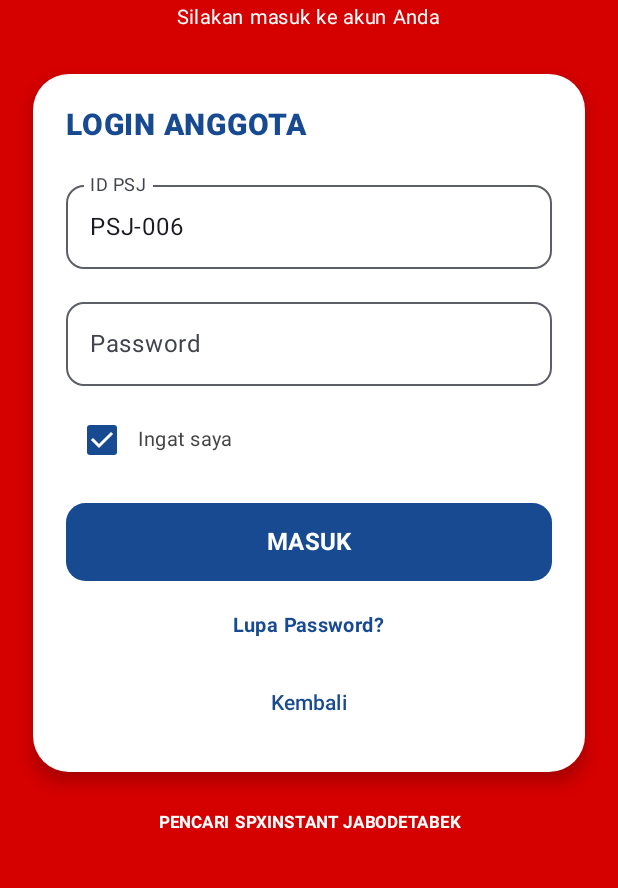
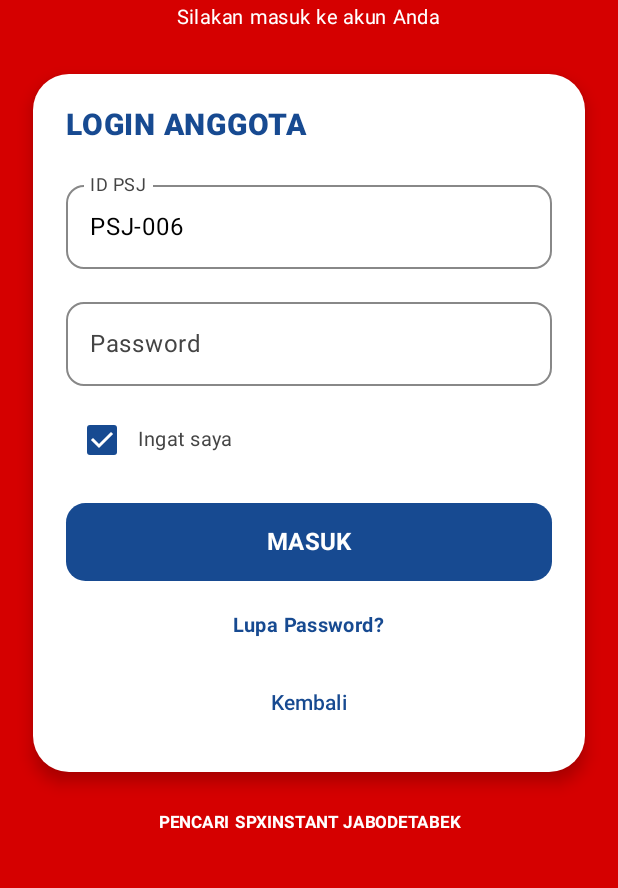
Before and after one commit to ancreativeid/PSJ-Community-Android, an Android app built with Jetpack Compose: the screen it shows after launch (MainActivity), after a tap on "MULAI", on a phone screen of 412 x 824 dp, the part 343-1231 px from its top. Run offline under Robolectric (Android 15) with nearby library versions, the phone set to English and light mode, and no system bars.

Commit message:
Improve login field text colors

```diff
--- a/app/src/main/java/com/psj/community/MainActivity.kt
+++ b/app/src/main/java/com/psj/community/MainActivity.kt
@@ -1,7 +1,7 @@
 
 package com.psj.community
 import androidx.compose.material3.ExperimentalMaterial3Api
-
+import androidx.compose.material3.TextFieldDefaults
 import android.os.Bundle
 import androidx.activity.ComponentActivity
 import androidx.activity.compose.setContent
@@ -359,7 +359,16 @@ fun LoginScreen(
         Text("Contoh: PSJ-006")
     },
     singleLine = true,
-                        shape = RoundedCornerShape(12.dp)
+    shape = RoundedCornerShape(12.dp),
+    colors = TextFieldDefaults.outlinedTextFieldColors(
+        textColor = Color.Black,
+        placeholderColor = Color.DarkGray,
+        focusedLabelColor = PSJBlue,
+        unfocusedLabelColor = Color.DarkGray,
+        focusedBorderColor = PSJBlue,
+        unfocusedBorderColor = Color.Gray,
+        cursorColor = PSJBlue
+    )
 )
 
                     Spacer(modifier = Modifier.height(14.dp))
@@ -374,7 +383,15 @@ fun LoginScreen(
     singleLine = true,
     visualTransformation =
         PasswordVisualTransformation(),
-                        shape = RoundedCornerShape(12.dp)
+    shape = RoundedCornerShape(12.dp),
+    colors = TextFieldDefaults.outlinedTextFieldColors(
+        textColor = Color.Black,
+        focusedLabelColor = PSJBlue,
+        unfocusedLabelColor = Color.DarkGray,
+        focusedBorderColor = PSJBlue,
+        unfocusedBorderColor = Color.Gray,
+        cursorColor = PSJBlue
+    )
 )
 
                     Spacer(modifier = Modifier.height(12.dp))
```
Lines whose indentation alone changed are shown as unchanged.
